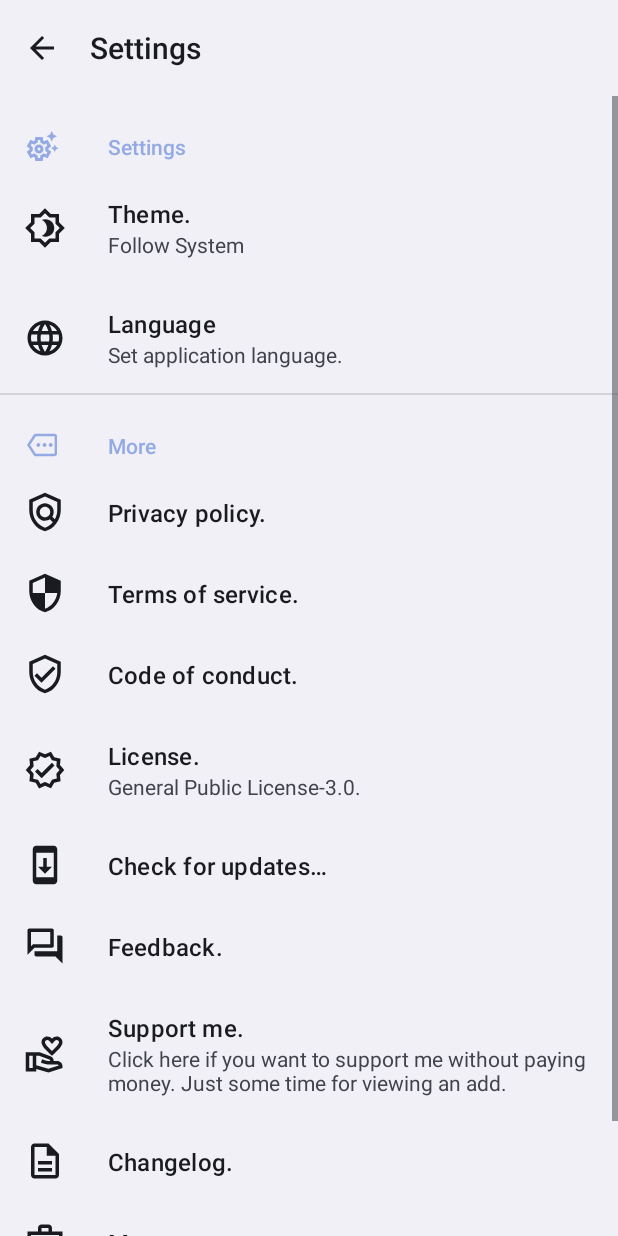
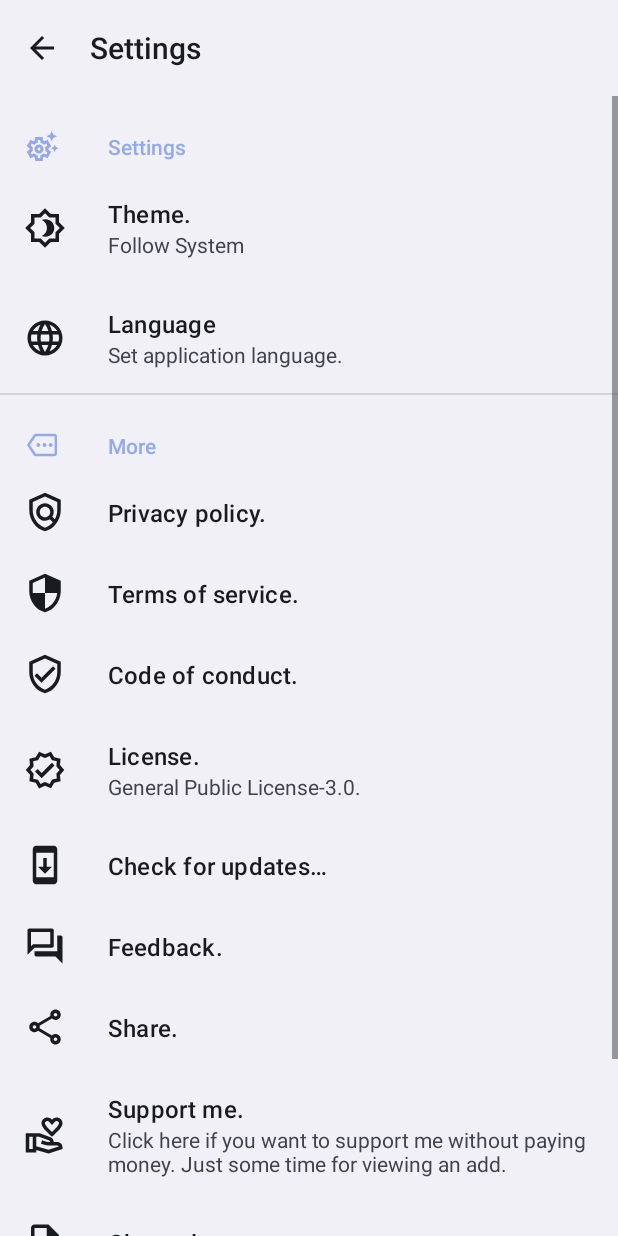
Before and after one commit to D4rK7355608/com.d4rk.androidtutorials, an Android app: the SettingsActivity screen opened directly, with no data from a screen before it, on a phone screen of 412 x 824 dp. Run offline under Robolectric (Android 15) with nearby library versions, the phone set to English and light mode, and no system bars; our stand-ins replace AdMob, androidx.preference; pictures from the network do not load.

Commit message:
Update 1.3_r2.

```diff
--- a/app/build.gradle
+++ b/app/build.gradle
@@ -7,12 +7,12 @@ plugins {
 }
 android {
     compileSdk 33
-    def tagName = '1.3_r1'
+    def tagName = '1.3_r2'
     defaultConfig {
         applicationId "com.d4rk.androidtutorials"
         minSdk 26
         targetSdk 33
-        versionCode 11
+        versionCode 12
         versionName tagName
         multiDexEnabled true
         archivesBaseName = "com.d4rk.androidtutorials-v${versionName}"
@@ -50,7 +50,7 @@ android {
 dependencies {
     implementation platform('com.google.firebase:firebase-bom:30.3.2')
     implementation 'com.google.firebase:firebase-crashlytics-ktx:18.2.12'
-    implementation 'com.google.firebase:firebase-analytics-ktx:21.1.0'
+    implementation 'com.google.firebase:firebase-analytics-ktx'
     implementation 'com.google.firebase:firebase-perf:20.1.0'
     implementation 'com.google.android.gms:play-services-ads:21.1.0'
     implementation 'com.google.android.material:material:1.6.1'
--- a/app/src/main/kotlin/com/d4rk/androidtutorials/ui/settings/SettingsActivity.kt
+++ b/app/src/main/kotlin/com/d4rk/androidtutorials/ui/settings/SettingsActivity.kt
@@ -100,6 +100,17 @@ class SettingsActivity : AppCompatActivity(), SharedPreferences.OnSharedPreferen
                     true
                 }
             }
+            val share: Preference? = findPreference("share")
+            if (share != null) {
+                share.onPreferenceClickListener = Preference.OnPreferenceClickListener {
+                    val sharingIntent = Intent(Intent.ACTION_SEND)
+                    sharingIntent.type = "text/plain"
+                    sharingIntent.putExtra(Intent.EXTRA_TEXT, "https://play.google.com/store/apps/details?id=com.d4rk.androidtutorials")
+                    sharingIntent.putExtra(Intent.EXTRA_SUBJECT, R.string.share_subject)
+                    startActivity(Intent.createChooser(sharingIntent, getString(R.string.share_using)))
+                    true
+                }
+            }
         }
     }
 }
--- /dev/null
+++ b/app/src/main/res/drawable-anydpi/ic_share.xml
@@ -0,0 +1,11 @@
+<?xml version="1.0" encoding="utf-8"?>
+<vector xmlns:android="http://schemas.android.com/apk/res/android"
+    android:width="28dp"
+    android:height="28dp"
+    android:viewportWidth="24"
+    android:viewportHeight="24">
+
+    <path
+        android:fillColor="?android:textColorPrimary"
+        android:pathData="M18 16c-0.79 0-1.5 0.31 -2.03 0.81 L8.91 12.7c0.05-0.23 0.09 -0.46 0.09 -0.7s-0.04-0.47-0.09-0.7l7.05-4.11c0.53 0.5 1.25 0.81 2.04 0.81 1.66 0 3-1.34 3-3s-1.34-3-3-3-3 1.34-3 3c0 0.24 0.04 0.48 0.09 0.7L8.04 9.81C7.5 9.31 6.79 9 6 9c-1.66 0-3 1.34-3 3s1.34 3 3 3c0.79 0 1.5-0.31 2.04-0.81l7.05 4.12c-0.05 0.22 -0.09 0.45 -0.09 0.69 0 1.66 1.34 3 3 3s3-1.34 3-3-1.34-3-3-3zm0-12c0.55 0 1 0.45 1 1s-0.45 1-1 1-1-0.45-1-1 0.45-1 1-1zM6 13c-0.55 0-1-0.45-1-1s0.45-1 1-1 1 0.45 1 1-0.45 1-1 1zm12 7c-0.55 0-1-0.45-1-1s0.45-1 1-1 1 0.45 1 1-0.45 1-1 1z" />
+</vector>
--- a/app/src/main/res/values/strings.xml
+++ b/app/src/main/res/values/strings.xml
@@ -113,17 +113,17 @@
     <string name="code_kotlin">Kotlin</string>
     <string name="layout_xml">XML</string>
     <string name="language">Language</string>
+    <string name="share">Share.</string>
+    <string name="share_subject">Try it now!!!</string>
+    <string name="share_using">Share using…</string>
     <string name="language_en" translatable="false">English (International)</string>
     <string name="language_ru" translatable="false">Russian (Russia)</string>
     <string name="buttons">Buttons</string>
     <string name="implement_buttons">Implement buttons</string>
     <string name="implement_buttons_sum">Discover more things about general buttons and what you can do with them. Learn how to make them look beauty and clean.</string>
-    <string name="changes" translatable="false"><b>Version 1.3_r1:\n</b>
-        • Added ads;\n
-        • New target SDK;\n
-        • Minor tweaks;\n
-        • Fixed minor bugs;\n
-        • Under the hood improvements.
+    <string name="changes" translatable="false"><b>Version 1.3_r2:\n</b>
+        • Fixed crashes;\n
+        • Minor tweaks.
         <br> </br>
     </string>
 </resources>
--- a/app/src/main/res/xml/settings.xml
+++ b/app/src/main/res/xml/settings.xml
@@ -63,6 +63,10 @@
                 android:targetClass="com.d4rk.androidtutorials.ui.feedback.FeedbackActivity"/>
         </androidx.preference.Preference>
         <androidx.preference.Preference
+            app:key="share"
+            android:icon="@drawable/ic_share"
+            app:title="@string/share"/>
+        <androidx.preference.Preference
             android:icon="@drawable/ic_support"
             app:title="@string/support_me"
             android:summary="@string/support_me_sum">
```
Also changed, not shown: app/src/main/kotlin/com/d4rk/androidtutorials/MainActivity.kt (+8 -0 lines), 2 other files.
